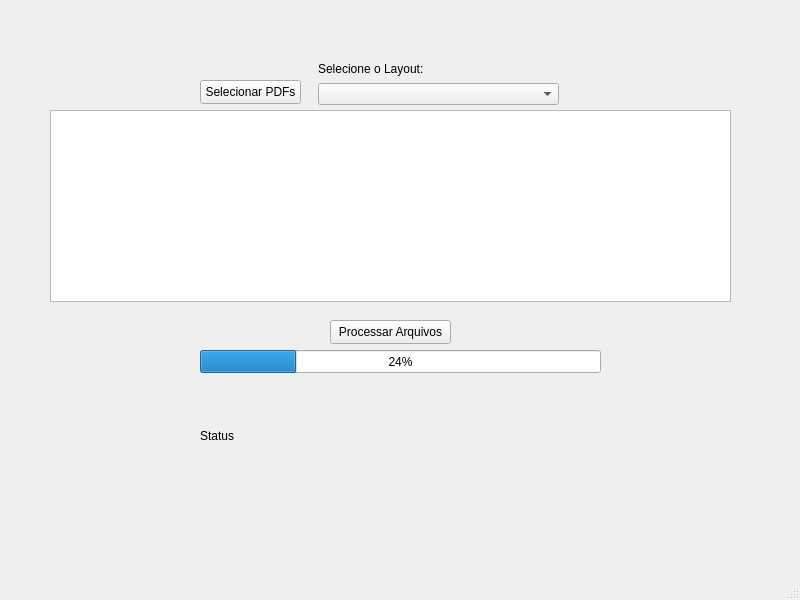
Before: the Qt Designer form src/gui/ui/main_window.ui in TarleyRodrigues/nfse_extractor, drawn with Qt 5.
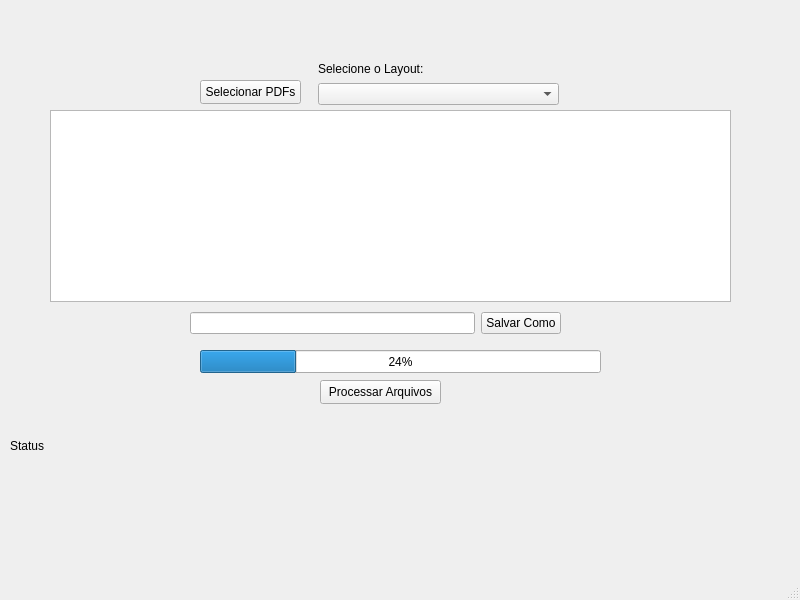
After: the same form once the commit is applied.

What changed in the file:
```diff
--- a/src/gui/ui/main_window.ui
+++ b/src/gui/ui/main_window.ui
@@ -53,10 +53,10 @@
    <widget class="QLabel" name="label_status">
     <property name="geometry">
      <rect>
-      <x>200</x>
-      <y>390</y>
-      <width>361</width>
-      <height>91</height>
+      <x>10</x>
+      <y>420</y>
+      <width>731</width>
+      <height>51</height>
      </rect>
     </property>
     <property name="text">
@@ -66,8 +66,8 @@
    <widget class="QPushButton" name="btn_process_files">
     <property name="geometry">
      <rect>
-      <x>330</x>
-      <y>320</y>
+      <x>320</x>
+      <y>380</y>
       <width>121</width>
       <height>24</height>
      </rect>
@@ -98,6 +98,32 @@
      </item>
     </layout>
    </widget>
+   <widget class="QWidget" name="layoutWidget">
+    <property name="geometry">
+     <rect>
+      <x>190</x>
+      <y>310</y>
+      <width>371</width>
+      <height>26</height>
+     </rect>
+    </property>
+    <layout class="QHBoxLayout" name="horizontalLayout">
+     <item>
+      <widget class="QLineEdit" name="line_edit_output_path">
+       <property name="readOnly">
+        <bool>true</bool>
+       </property>
+      </widget>
+     </item>
+     <item>
+      <widget class="QPushButton" name="btn_select_output">
+       <property name="text">
+        <string>Salvar Como</string>
+       </property>
+      </widget>
+     </item>
+    </layout>
+   </widget>
   </widget>
   <widget class="QMenuBar" name="menubar">
    <property name="geometry">
```
